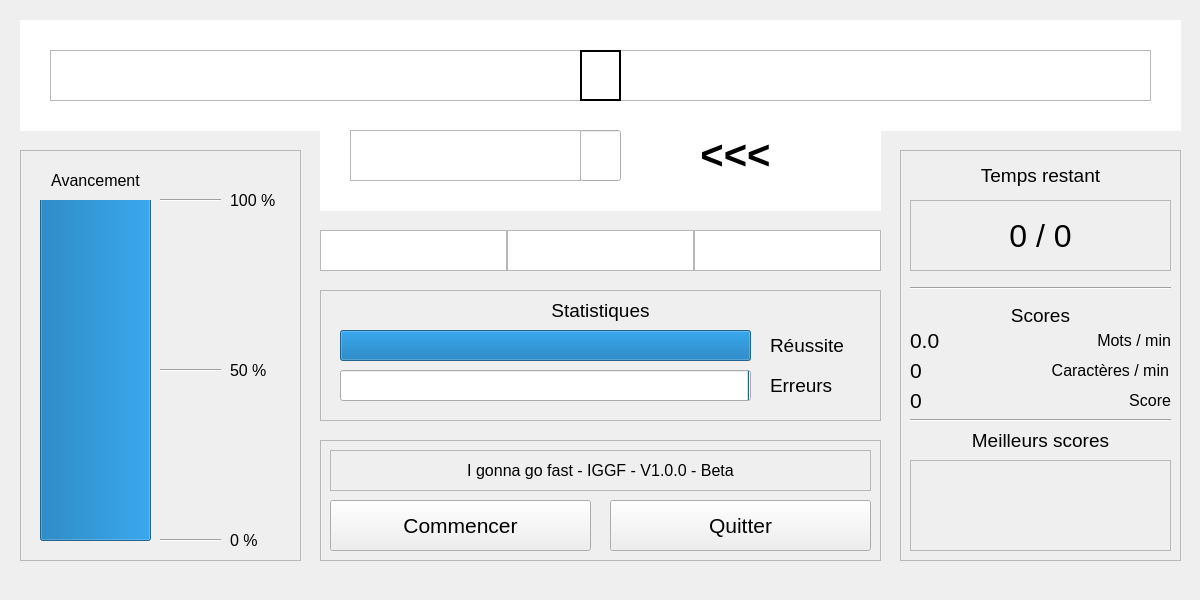
tbagrel1/i_gotta_go_fast-client, file code/qt/Module/module.ui: the form before one commit.
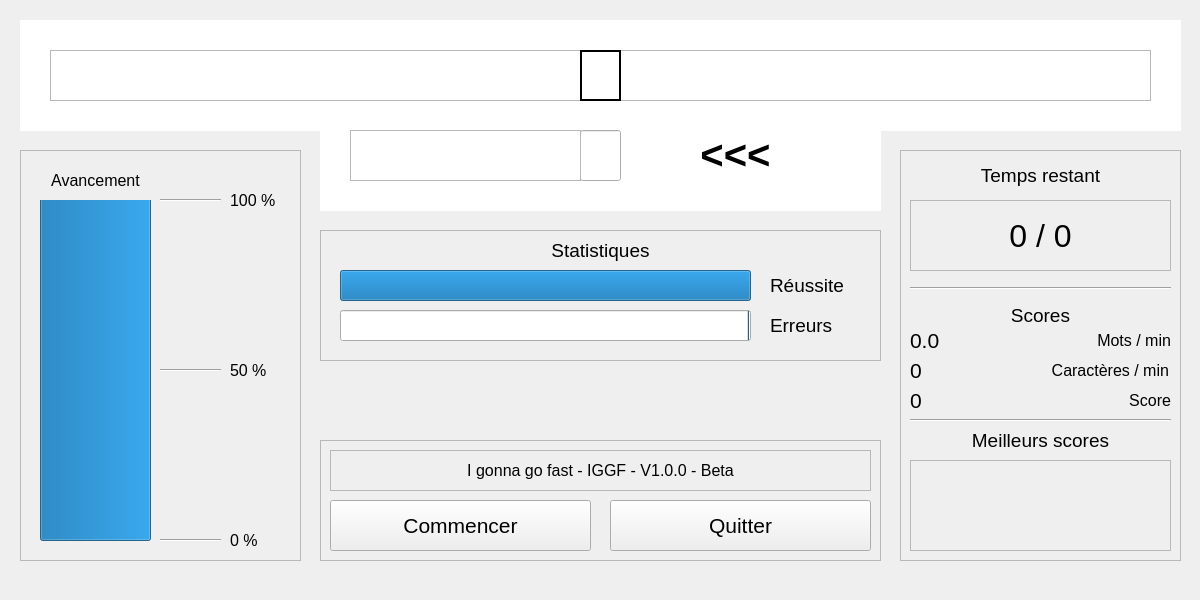
The form after the commit.

Commit message: Avancée sur le GUI, attention pas encore terminé !

What changed in the file:
```diff
--- a/code/qt/Module/module.ui
+++ b/code/qt/Module/module.ui
@@ -735,7 +735,7 @@
     <property name="geometry">
      <rect>
       <x>320</x>
-      <y>290</y>
+      <y>230</y>
       <width>561</width>
       <height>131</height>
      </rect>
@@ -854,55 +854,6 @@
      </property>
     </widget>
    </widget>
-   <widget class="QFrame" name="SFenetreEtoiles">
-    <property name="geometry">
-     <rect>
-      <x>320</x>
-      <y>230</y>
-      <width>561</width>
-      <height>41</height>
-     </rect>
-    </property>
-    <property name="frameShape">
-     <enum>QFrame::StyledPanel</enum>
-    </property>
-    <property name="frameShadow">
-     <enum>QFrame::Raised</enum>
-    </property>
-    <widget class="QGraphicsView" name="Etoile1">
-     <property name="geometry">
-      <rect>
-       <x>0</x>
-       <y>0</y>
-       <width>187</width>
-       <height>41</height>
-      </rect>
-     </property>
-    </widget>
-    <widget class="QGraphicsView" name="Etoile2">
-     <property name="geometry">
-      <rect>
-       <x>187</x>
-       <y>0</y>
-       <width>187</width>
-       <height>41</height>
-      </rect>
-     </property>
-     <property name="toolTip">
-      <string>&lt;html&gt;&lt;head/&gt;&lt;body&gt;&lt;p&gt;Pour afficher des médailles / étoiles en fonction de la performance&lt;/p&gt;&lt;/body&gt;&lt;/html&gt;</string>
-     </property>
-    </widget>
-    <widget class="QGraphicsView" name="Etoile3">
-     <property name="geometry">
-      <rect>
-       <x>374</x>
-       <y>0</y>
-       <width>187</width>
-       <height>41</height>
-      </rect>
-     </property>
-    </widget>
-   </widget>
   </widget>
   <widget class="QMenuBar" name="Menu">
    <property name="geometry">
```
The commit also changes 7 other files.
